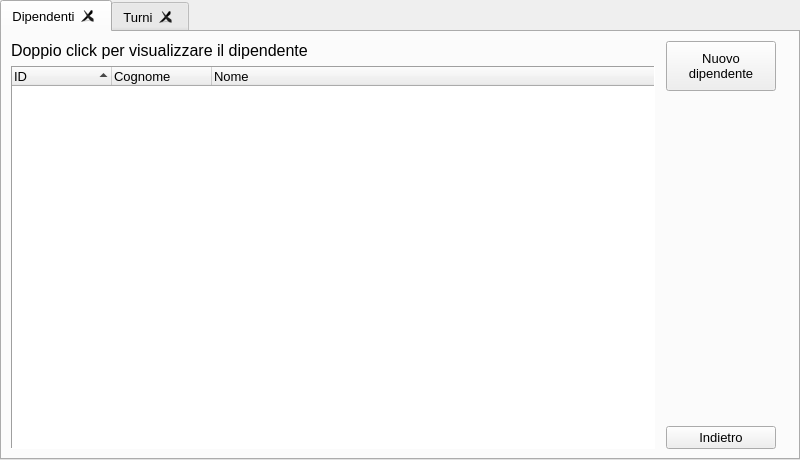
Above: ui/Titolare/GestisciDipendenti/gestioneDipendenti.ui from mdoraz/Hotel before the change. Below: the same form after it.
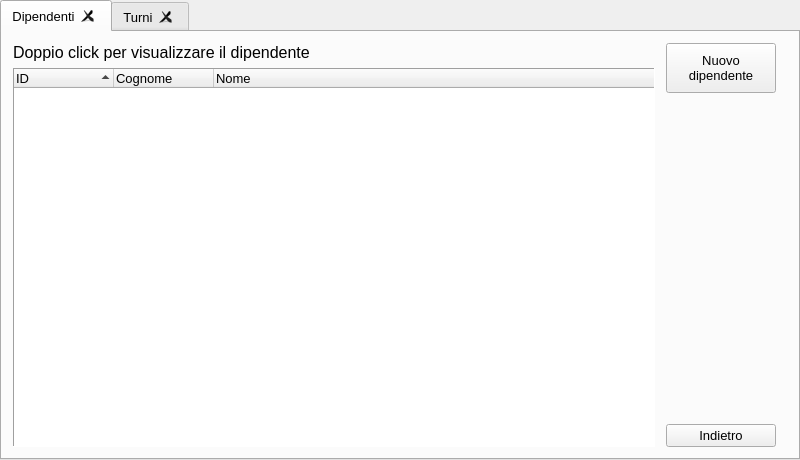
That is the form after the change.

What changed in the file:
```diff
--- a/ui/Titolare/GestisciDipendenti/gestioneDipendenti.ui
+++ b/ui/Titolare/GestisciDipendenti/gestioneDipendenti.ui
@@ -54,9 +54,18 @@
     <string>Dipendenti</string>
    </attribute>
    <layout class="QGridLayout" name="gridLayout">
+    <property name="leftMargin">
+     <number>11</number>
+    </property>
+    <property name="topMargin">
+     <number>11</number>
+    </property>
     <property name="rightMargin">
      <number>11</number>
     </property>
+    <property name="bottomMargin">
+     <number>11</number>
+    </property>
     <item row="0" column="0">
      <widget class="QLabel" name="labelDipendenti">
       <property name="sizePolicy">
```
Left out of the diff: 3 changed lines with no effect on the pictures.
